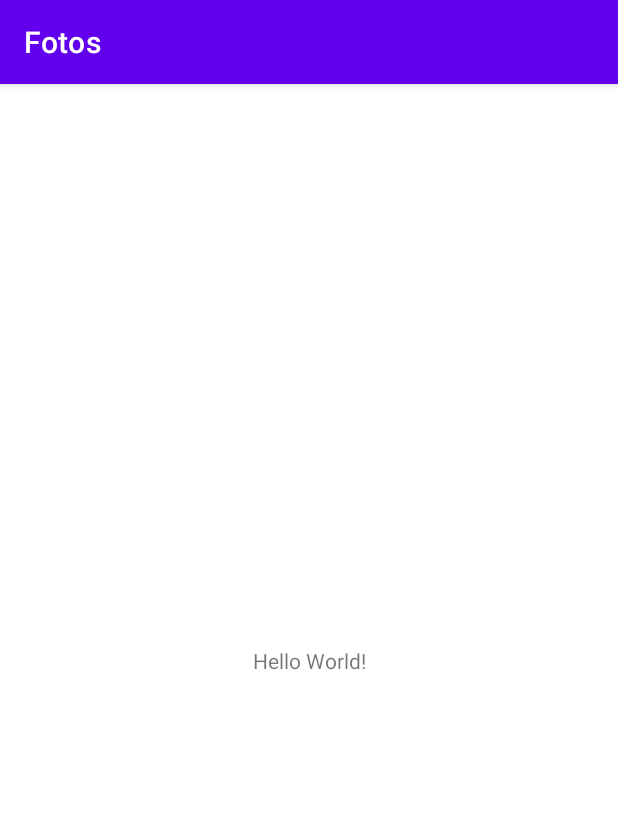
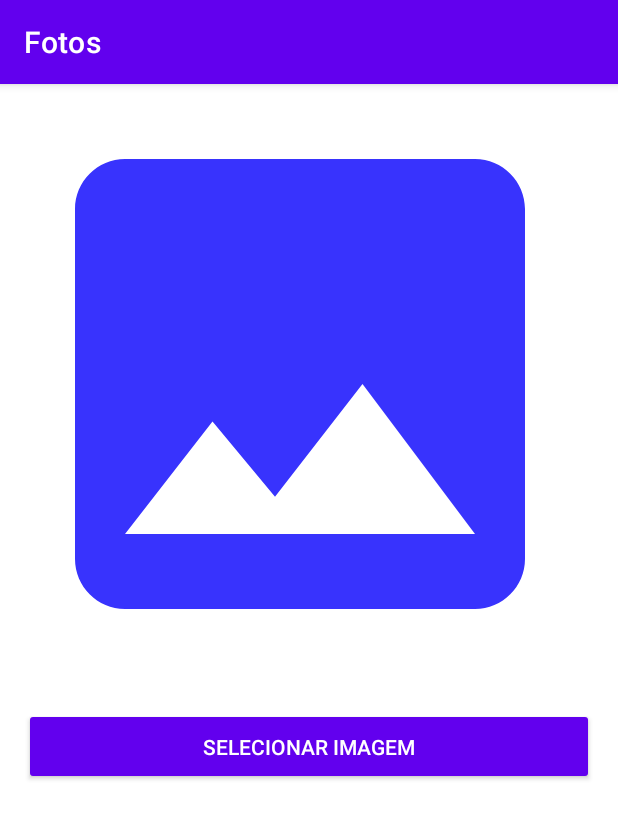
Before and after one commit to NeiTDutra/DIO-recursos-nativos-android, an Android app: the screen it shows after launch (MainActivity), on a phone screen of 412 x 824 dp. Shown: the top 819 px of the screen. Run offline under Robolectric (Android 15) with nearby library versions, the phone set to English and light mode, and no system bars.

Commit message:
desenvolvendo layout

```diff
--- a/Fotos/app/src/main/res/layout/activity_main.xml
+++ b/Fotos/app/src/main/res/layout/activity_main.xml
@@ -1,18 +1,28 @@
 <?xml version="1.0" encoding="utf-8"?>
-<androidx.constraintlayout.widget.ConstraintLayout xmlns:android="http://schemas.android.com/apk/res/android"
-    xmlns:app="http://schemas.android.com/apk/res-auto"
+<LinearLayout
+    xmlns:android="http://schemas.android.com/apk/res/android"
     xmlns:tools="http://schemas.android.com/tools"
     android:layout_width="match_parent"
     android:layout_height="match_parent"
+    android:orientation="vertical"
+    android:layout_gravity="center_horizontal"
     tools:context=".MainActivity">
 
-    <TextView
-        android:layout_width="wrap_content"
+    <ImageView
+        android:id="@+id/image_view"
+        android:scaleType="centerCrop"
+        android:src="@drawable/imagem_foto_app"
+        android:contentDescription="@string/imagem_selecionada"
+        android:layout_width="400dp"
+        android:layout_height="400dp" />
+
+    <Button
+        android:id="@+id/pick_image"
+        android:layout_width="match_parent"
         android:layout_height="wrap_content"
-        android:text="Hello World!"
-        app:layout_constraintBottom_toBottomOf="parent"
-        app:layout_constraintLeft_toLeftOf="parent"
-        app:layout_constraintRight_toRightOf="parent"
-        app:layout_constraintTop_toTopOf="parent" />
+        android:padding="10dp"
+        android:layout_margin="16sp"
+        android:text="@string/select_image"
+        style="@style/Widget.AppCompat.Button.Colored"/>
 
-</androidx.constraintlayout.widget.ConstraintLayout>
+</LinearLayout>
--- a/Fotos/app/src/main/res/values/strings.xml
+++ b/Fotos/app/src/main/res/values/strings.xml
@@ -1,3 +1,5 @@
 <resources>
     <string name="app_name">Fotos</string>
+    <string name="imagem_selecionada">Imagem selecionada</string>
+    <string name="select_image">Selecionar Imagem</string>
 </resources>
```
